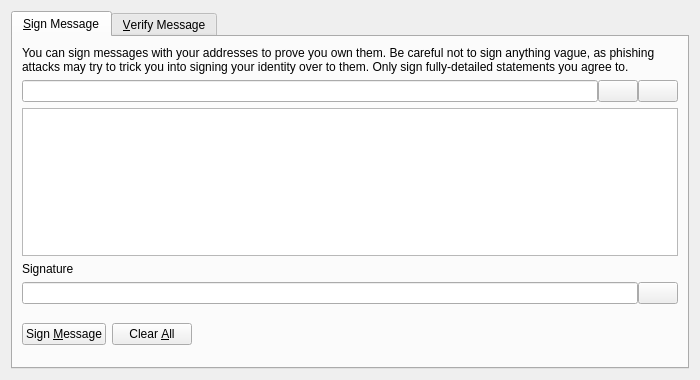
This is src/qt/forms/signverifymessagedialog.ui in deltatoken/sela-coin as Qt 5 draws it before an edit. The edited form follows.
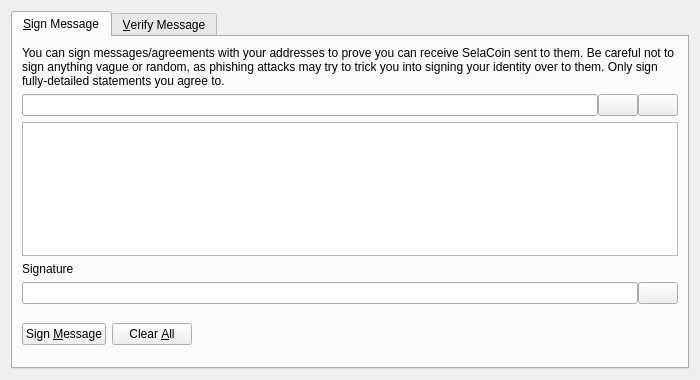
This is the edited form. Icons and pictures are not drawn. Custom widgets are drawn as their Qt base class.

What changed in the file:
```diff
--- a/src/qt/forms/signverifymessagedialog.ui
+++ b/src/qt/forms/signverifymessagedialog.ui
@@ -30,7 +30,7 @@
        <item>
         <widget class="QLabel" name="infoLabel_SM">
          <property name="text">
-          <string>You can sign messages with your addresses to prove you own them. Be careful not to sign anything vague, as phishing attacks may try to trick you into signing your identity over to them. Only sign fully-detailed statements you agree to.</string>
+          <string>You can sign messages/agreements with your addresses to prove you can receive SelaCoin sent to them. Be careful not to sign anything vague or random, as phishing attacks may try to trick you into signing your identity over to them. Only sign fully-detailed statements you agree to.</string>
          </property>
          <property name="textFormat">
           <enum>Qt::PlainText</enum>
```
Left out of the diff: 54 changed lines with no effect on the pictures.
